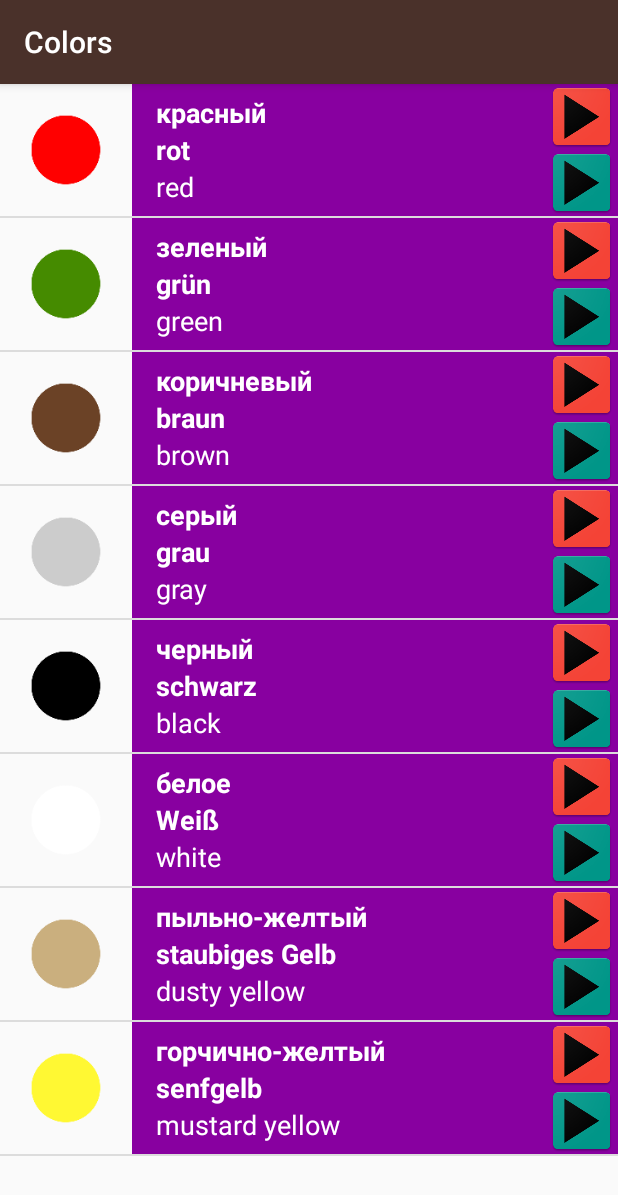
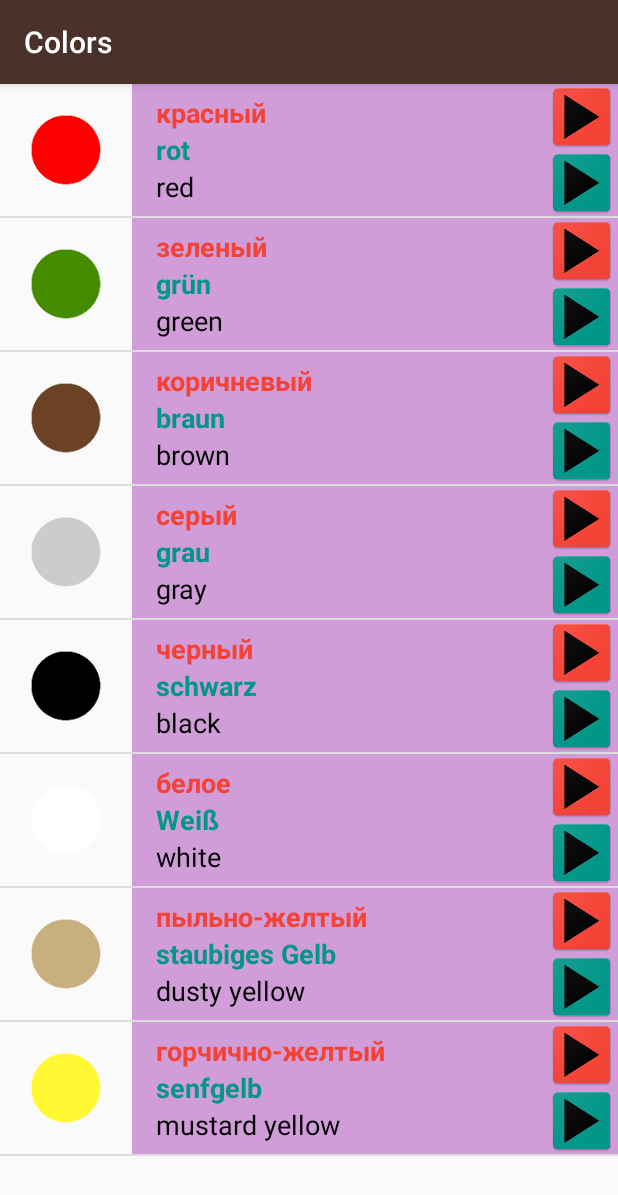
Before and after one commit to eborghi10/AndroidBasics-MultiscreenApps, an Android app: the ColorsActivity screen opened directly, with no data from a screen before it, on a phone screen of 412 x 824 dp. Shown: the top 1195 px of the screen. Run offline under Robolectric (Android 15) with nearby library versions, the phone set to English and light mode, and no system bars.

Commit message:
Change aspect and fix mediaPlayer error

```diff
--- a/MiwokTranslate/app/src/main/java/com/example/android/miwok/FamilyActivity.java
+++ b/MiwokTranslate/app/src/main/java/com/example/android/miwok/FamilyActivity.java
@@ -50,8 +50,7 @@ public class FamilyActivity extends AppCompatActivity {
         listView.setOnItemClickListener(new AdapterView.OnItemClickListener() {
             @Override
             public void onItemClick(AdapterView<?> adapterView, View view, int i, long l) {
-                MediaPlayer mediaPlayer = new MediaPlayer();
-                mediaPlayer.create(this, R.raw.de_father);
+                MediaPlayer mediaPlayer = MediaPlayer.create(FamilyActivity.this, R.raw.de_father);
                 mediaPlayer.start();
             }
         });
--- a/MiwokTranslate/app/src/main/res/layout/list_item.xml
+++ b/MiwokTranslate/app/src/main/res/layout/list_item.xml
@@ -30,6 +30,7 @@
         <TextView
             android:id="@+id/russian_text_view"
             style="@style/WordItemStyle"
+            android:textColor="#F44336"
             android:textStyle="bold"
             tools:text="russian"
             />
@@ -37,6 +38,7 @@
         <TextView
             android:id="@+id/german_text_view"
             style="@style/WordItemStyle"
+            android:textColor="#009688"
             android:textStyle="bold"
             tools:text="german"
             />
@@ -44,6 +46,7 @@
         <TextView
             android:id="@+id/default_text_view"
             style="@style/WordItemStyle"
+            android:textColor="@android:color/black"
             tools:text="default english"
             />
 
--- a/MiwokTranslate/app/src/main/res/values/colors.xml
+++ b/MiwokTranslate/app/src/main/res/values/colors.xml
@@ -24,14 +24,14 @@
     <color name="tan_background">#FFF7DA</color>
 
     <!-- Background color for the numbers category -->
-    <color name="category_numbers">#FD8E09</color>
+    <color name="category_numbers">#5ffd8e09</color>
 
     <!-- Background color for the family members category -->
-    <color name="category_family">#379237</color>
+    <color name="category_family">#5f379237</color>
 
     <!-- Background color for the colors category -->
-    <color name="category_colors">#8800A0</color>
+    <color name="category_colors">#5f8800a0</color>
 
     <!-- Background color for the phrases category -->
-    <color name="category_phrases">#16AFCA</color>
+    <color name="category_phrases">#5f16afca</color>
 </resources>
--- a/MiwokTranslate/app/src/main/res/values/styles.xml
+++ b/MiwokTranslate/app/src/main/res/values/styles.xml
@@ -36,7 +36,6 @@
         <item name="android:layout_width">match_parent</item>
         <item name="android:layout_height">wrap_content</item>
         <item name="android:gravity">center_vertical</item>
-        <item name="android:textColor">@android:color/white</item>
         <item name="android:textAppearance">?android:textAppearanceMedium</item>
     </style>
 
@@ -46,6 +45,7 @@
         <item name="android:layout_weight">1</item>
         <item name="android:scaleType">center</item>
         <item name="android:layout_alignParentRight">true</item>
+        <item name="android:clickable">true</item>
     </style>
 
 </resources>
```
Also changed, not shown: MiwokTranslate/app/src/main/res/mipmap-hdpi/ic_pause_german.png (added), MiwokTranslate/app/src/main/res/mipmap-hdpi/ic_pause_russian.png (added), MiwokTranslate/app/src/main/res/mipmap-mdpi/ic_pause_german.png (added), MiwokTranslate/app/src/main/res/mipmap-mdpi/ic_pause_russian.png (added), MiwokTranslate/app/src/main/res/mipmap-xhdpi/ic_pause_german.png (added), MiwokTranslate/app/src/main/res/mipmap-xhdpi/ic_pause_russian.png (added), MiwokTranslate/app/src/main/res/mipmap-xxhdpi/ic_pause_german.png (added), MiwokTranslate/app/src/main/res/mipmap-xxhdpi/ic_pause_russian.png (added), MiwokTranslate/app/src/main/res/mipmap-xxxhdpi/ic_pause_german.png (added), MiwokTranslate/app/src/main/res/mipmap-xxxhdpi/ic_pause_russian.png (added).
